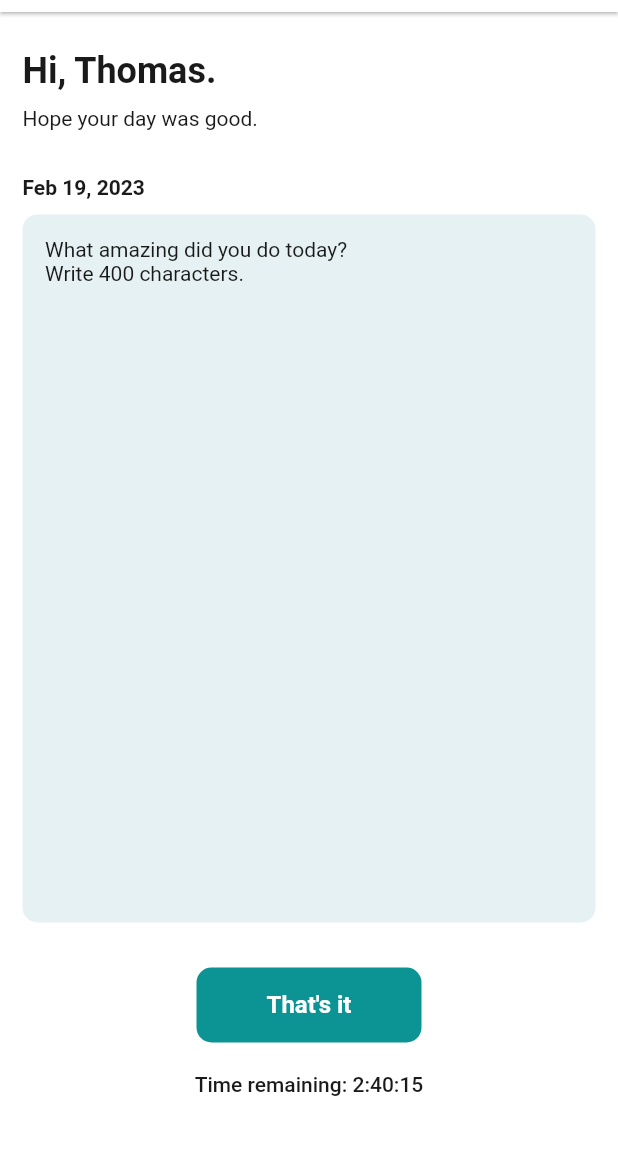
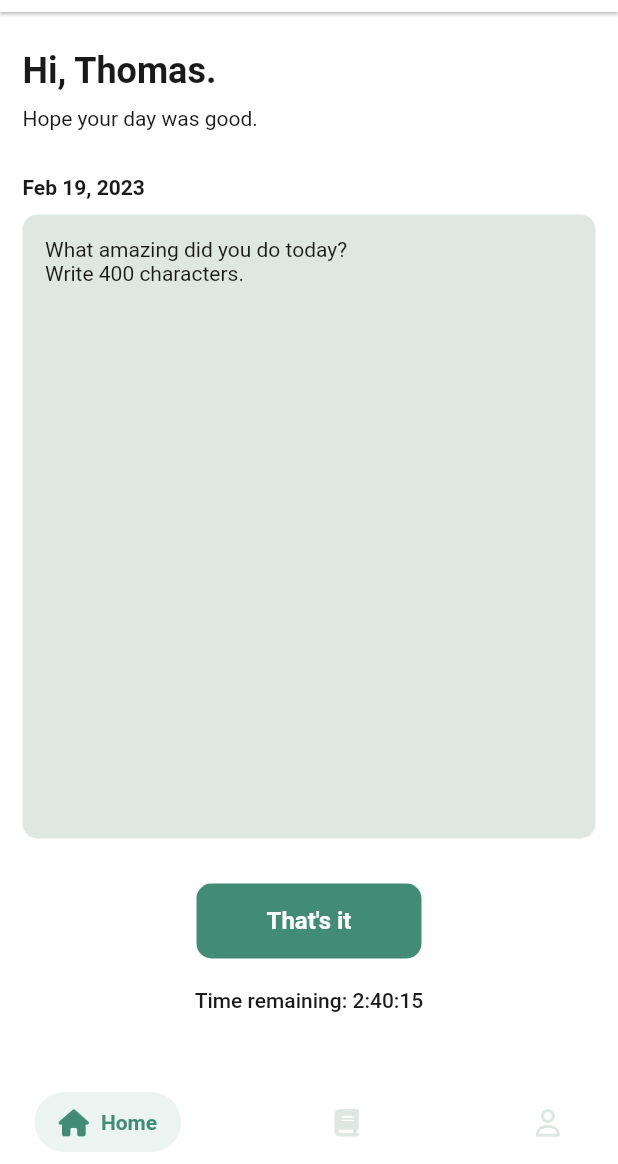
Before and after one commit to abdullahaslam0079/memorylif, a Flutter app: the screen it shows after launch, after a tap on "Continue with Google", on a phone screen of 412 x 824 dp, the part 72-1236 px from its top. Run offline on Flutter 3.47's test engine with Material 2 defaults, Android fonts, the light colour scheme and no system bars; drawn by our look-alikes of salomon_bottom_bar; our stand-ins replace dartz, dio, equatable, flutter_svg, fluttertoast, font_awesome_flutter and 5 more; missing offline and left inert: audioplayers_web, flutter_secure_storage_web, flutter_summernote, shared_preferences_web.

Commit message:
my profile and my book screen

```diff
--- a/lib/application/main_config/routes/route_generator.dart
+++ b/lib/application/main_config/routes/route_generator.dart
@@ -10,6 +10,8 @@ class RouteGenerator {
         return PageRouter.fadeScale(() => SignUpScreen());
         case RoutePath.homeScreen:
         return PageRouter.fadeScale(() => HomeScreen());
+        case RoutePath.dashboardScreen:
+        return PageRouter.fadeScale(() => DashboardScreen());
         case RoutePath.textEditorScreen:
         return PageRouter.fadeScale(() => TextEditorScreen());
       default:
--- a/lib/application/main_config/routes/route_import.dart
+++ b/lib/application/main_config/routes/route_import.dart
@@ -3,6 +3,7 @@ import 'package:memorylif/application/core/routes/routes.dart';
 import 'package:memorylif/application/main_config/routes/route_path.dart';
 import 'package:memorylif/constant/style.dart';
 import 'package:memorylif/ui/auth/signup/signup_screen.dart';
+import 'package:memorylif/ui/dashboard/dashboard_screen.dart';
 import 'package:memorylif/ui/home/home_screen.dart';
 import 'package:memorylif/ui/home/widgets/text_editor.dart';
 part 'route_generator.dart';
--- a/lib/application/main_config/routes/route_path.dart
+++ b/lib/application/main_config/routes/route_path.dart
@@ -4,4 +4,5 @@ class RoutePath {
   static const signUpScreen = '${initialRoute}signUpScreen';
   static const homeScreen = '${initialRoute}homeScreen';
   static const textEditorScreen = '${initialRoute}textEditorScreen';
+  static const dashboardScreen = '${initialRoute}dashboardScreen';
 }
--- a/lib/constant/style.dart
+++ b/lib/constant/style.dart
@@ -1,10 +1,11 @@
 import 'package:flutter/material.dart';
 
 class Style {
-  static const primaryColor = Color(0xff0C9393);
-  static const accentColor = Color(0xff634AFF);
+  // static const primaryColor = Color(0xff0C9393);
+  static const primaryColor = Color(0xff428C75);
+  static const accentColor = Color(0xffFFE454);
   static const textColor = Color(0xff1A1A1A);
-  static const cardColor = Color(0xffE5F1F2);
+  static const cardColor = Color(0xffDEE7E1);
   static const whiteColor = Color(0xffffffff);
   static const backgroundColor = whiteColor;
 
--- a/lib/ui/auth/signup/signup_screen.dart
+++ b/lib/ui/auth/signup/signup_screen.dart
@@ -84,28 +84,38 @@ class _SignUpScreenState extends State<SignUpScreen> {
                           ),
                         ),
                       ],
-                ).addPadding(const EdgeInsets.symmetric(horizontal: 5))).onTap(() {
-              widget.navigator
-                  .pushReplacementNamed(RoutePath.homeScreen);
+                    ).addPadding(const EdgeInsets.symmetric(horizontal: 5)))
+                .onTap(() {
+              widget.navigator.pushReplacementNamed(RoutePath.dashboardScreen);
             }),
             SizedBox(
-              height: widget.dimens.k40,
+              height: widget.dimens.k10,
             ),
-            Row(
+            Container(
+              height: widget.dimens.k50,
+              width: context.width,
+              decoration: BoxDecoration(
+                color: Style.cardColor,
+                borderRadius: BorderRadius.circular(25),
+                border: Border.all(color: Style.cardColor),
+              ),
+              child: Center(
+                child: Row(
                   mainAxisAlignment: MainAxisAlignment.center,
-              crossAxisAlignment: CrossAxisAlignment.center,
                   children: <Widget>[
                     Text(
                       'Use free version',
-                  style: context.textTheme.bodyText2?.copyWith(
+                      style: context.textTheme.bodyText1?.copyWith(
                         color: Style.textColor,
                       ),
-                ).addPadding(EdgeInsets.only(right: widget.dimens.k5)),
+                    ).addPadding(EdgeInsets.only(right: widget.dimens.k10)),
                     const Icon(
                       Icons.arrow_right_alt,
-                  color: Style.textColor,
+                      color: Style.primaryColor,
                     )
                   ],
+                ),
+              ),
             ),
           ],
         ).addPadding(EdgeInsets.symmetric(
--- /dev/null
+++ b/lib/ui/dashboard/dashboard_screen.dart
@@ -0,0 +1,72 @@
+import 'package:flutter/material.dart';
+import 'package:font_awesome_flutter/font_awesome_flutter.dart';
+import 'package:memorylif/application/core/extensions/extensions.dart';
+import 'package:memorylif/constant/style.dart';
+import 'package:memorylif/ui/base/base_widget.dart';
+import 'package:memorylif/ui/book/my_book_screen.dart';
+import 'package:memorylif/ui/home/home_screen.dart';
+import 'package:memorylif/ui/profile/my_profile_screen.dart';
+import 'package:memorylif/ui/widgets/app_bar.dart';
+import 'package:memorylif/ui/widgets/base_scaffold.dart';
+import 'package:salomon_bottom_bar/salomon_bottom_bar.dart';
+
+class DashboardScreen extends BaseStateFullWidget {
+  DashboardScreen({Key? key}) : super(key: key);
+
+  @override
+  State<DashboardScreen> createState() => _DashboardScreenState();
+}
+
+class _DashboardScreenState extends State<DashboardScreen> {
+  int _currentIndex = 0;
+
+  @override
+  Widget build(BuildContext context) {
+    return BaseScaffold(
+      appBar: AppBarLogoWidget(),
+      body: _currentIndex == 0
+          ? HomeScreen()
+          : _currentIndex == 1
+              ? MyBookScreen()
+              : MyProfileScreen(),
+      bottomNavBar: SalomonBottomBar(
+        currentIndex: _currentIndex,
+        onTap: (i) => setState(() => _currentIndex = i),
+        items: [
+          /// Home
+          SalomonBottomBarItem(
+            icon: FaIcon(
+              FontAwesomeIcons.house,
+              size: widget.dimens.k18,
+            ),
+            title: Text("Home"),
+            selectedColor: Style.primaryColor,
+            unselectedColor: Style.cardColor,
+          ),
+
+          /// Likes
+          SalomonBottomBarItem(
+            icon: FaIcon(
+              FontAwesomeIcons.book,
+              size: widget.dimens.k18,
+            ),
+            title: Text("book"),
+            selectedColor: Style.primaryColor,
+            unselectedColor: Style.cardColor,
+          ),
+
+          /// Profile
+          SalomonBottomBarItem(
+            icon: FaIcon(
+              FontAwesomeIcons.user,
+              size: widget.dimens.k18,
+            ),
+            title: Text("Profile"),
+            selectedColor: Style.primaryColor,
+            unselectedColor: Style.cardColor,
+          ),
+        ],
+      ).addPadding(EdgeInsets.symmetric(horizontal: widget.dimens.k15)),
+    );
+  }
+}
--- a/lib/ui/home/home_screen.dart
+++ b/lib/ui/home/home_screen.dart
@@ -3,8 +3,7 @@ import 'package:memorylif/application/core/extensions/extensions.dart';
 import 'package:memorylif/application/main_config/routes/route_path.dart';
 import 'package:memorylif/constant/style.dart';
 import 'package:memorylif/ui/base/base_widget.dart';
-import 'package:memorylif/ui/widgets/app_bar.dart';
-import 'package:memorylif/ui/widgets/base_scaffold.dart';
+
 
 class HomeScreen extends BaseStateFullWidget {
   HomeScreen({Key? key}) : super(key: key);
@@ -16,10 +15,7 @@ class HomeScreen extends BaseStateFullWidget {
 class _HomeScreenState extends State<HomeScreen> {
   @override
   Widget build(BuildContext context) {
-    return BaseScaffold(
-      appBar: AppBarLogoWidget(),
-      body: SafeArea(
-        child: Column(
+    return Column(
       crossAxisAlignment: CrossAxisAlignment.start,
       children: <Widget>[
         SizedBox(
@@ -118,8 +114,6 @@ class _HomeScreenState extends State<HomeScreen> {
         ),
 
       ],
-        ).addPadding(EdgeInsets.all(widget.dimens.k15)),
-      ),
-    );
+    ).addPadding(EdgeInsets.all(widget.dimens.k15));
   }
 }
--- a/pubspec.yaml
+++ b/pubspec.yaml
@@ -59,7 +59,7 @@ dependencies:
   flutter_progress_hud: ^2.0.2
   dotted_border: ^2.0.0+3
   flutter_summernote: ^1.1.1
-  flutter_html: any
+  salomon_bottom_bar: ^3.3.1
 
 dev_dependencies:
   flutter_test:
```
Also changed, not shown: lib/ui/book/my_book_screen.dart (added, +96 -0 lines), lib/ui/home/widgets/text_editor.dart (+2 -16 lines), lib/ui/profile/my_profile_screen.dart (added, +111 -0 lines), lib/ui/widgets/wave_animation.dart (deleted, +0 -311 lines), pubspec.lock. Lines whose indentation alone changed are shown as unchanged.
